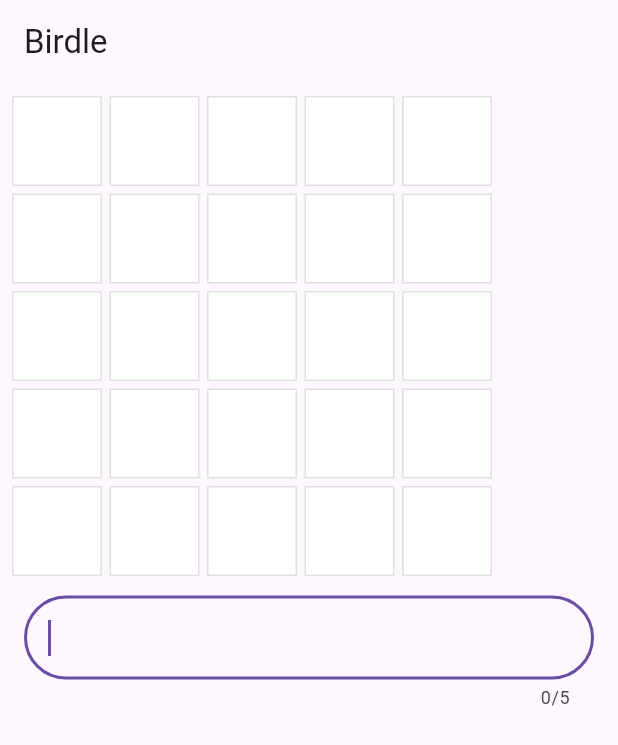
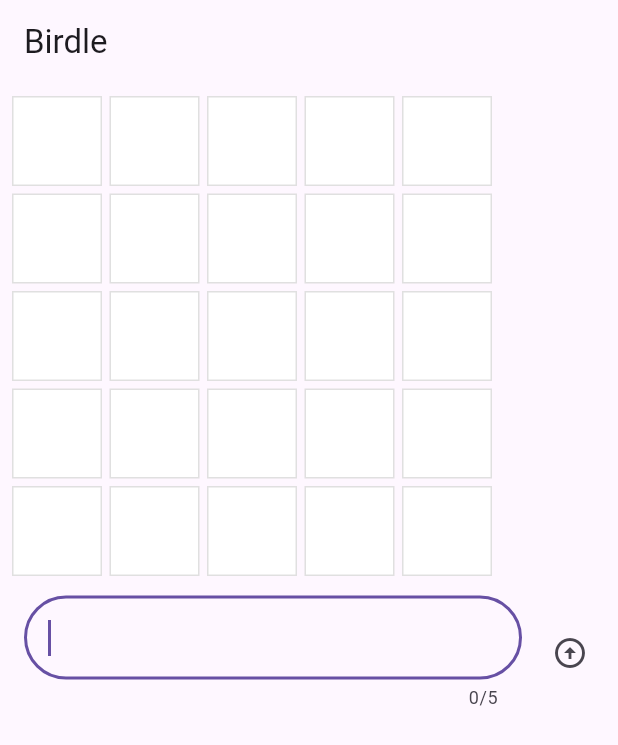
Before and after one commit to mona-raj/birdle, a Flutter app: the screen it shows after launch, on a phone screen of 412 x 824 dp. Shown: the top 745 px of the screen. Run offline on Flutter 3.47's test engine with Material 3 defaults, Android fonts, the phone set to English and light mode, and no system bars.

Commit message:
Add an IconButton and refactor the onSubmit functionality to a separate function

```diff
--- a/lib/main.dart
+++ b/lib/main.dart
@@ -91,6 +91,12 @@ class GuessInput extends StatelessWidget {
 
   final FocusNode _focusNode = FocusNode();
 
+  void _onSubmit() {
+    onSubmitGuess(_textEditingController.text.trim());
+    _textEditingController.clear();
+    _focusNode.requestFocus();
+  }
+
   @override
   Widget build(BuildContext context) {
     return Row(
@@ -109,12 +115,15 @@ class GuessInput extends StatelessWidget {
               autofocus: true,
               focusNode: _focusNode,
               onSubmitted: (String _) {
-                onSubmitGuess(_textEditingController.text.trim());
-                _textEditingController.clear();
-                _focusNode.requestFocus();
+                _onSubmit();
               },
             ),
           ),
+        ),
+        IconButton(
+          padding: EdgeInsets.zero,
+          icon: Icon(Icons.arrow_circle_up),
+          onPressed: _onSubmit,
         ),
       ],
     );
```
